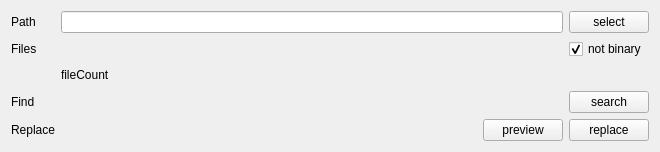
Before: the Qt Designer form src/widget/searchoptionswidget.ui in mugiseyebrows/mugi-grep, drawn with Qt 5.
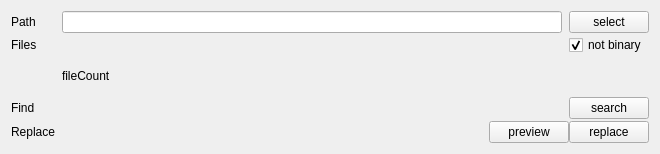
After: the same form once the commit is applied. Custom widgets are drawn as their Qt base class.

```diff
--- a/src/widget/searchoptionswidget.ui
+++ b/src/widget/searchoptionswidget.ui
@@ -7,7 +7,7 @@
     <x>0</x>
     <y>0</y>
     <width>660</width>
-    <height>152</height>
+    <height>154</height>
    </rect>
   </property>
   <property name="windowTitle">
@@ -22,6 +22,12 @@
      <property name="rightMargin">
       <number>0</number>
      </property>
+     <property name="horizontalSpacing">
+      <number>7</number>
+     </property>
+     <property name="verticalSpacing">
+      <number>2</number>
+     </property>
      <item row="3" column="1">
       <widget class="RXInput" name="pattern" native="true"/>
      </item>
```
